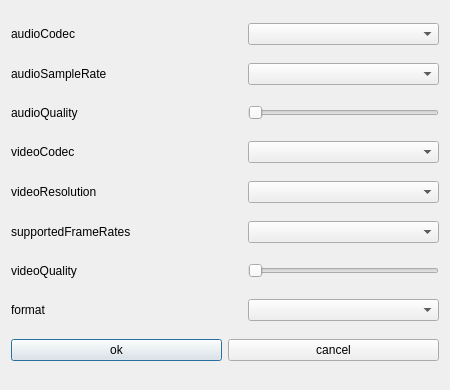
First picture: the form in openqtcamera/settingdialog.ui, repository GwenCCC/uvc-camera-qt, before the edit.
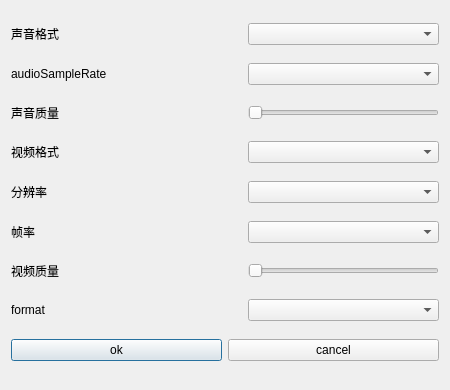
Second picture: the form after the edit.

Commit message: 删除文件保存页面，设置默认保存路径为桌面；照片默认为capture.png,视频为video.mov

```diff
--- a/openqtcamera/settingdialog.ui
+++ b/openqtcamera/settingdialog.ui
@@ -19,7 +19,7 @@
      <item>
       <widget class="QLabel" name="label">
        <property name="text">
-        <string>audioCodec</string>
+        <string>声音格式</string>
        </property>
       </widget>
      </item>
@@ -87,7 +87,7 @@
      <item>
       <widget class="QLabel" name="label_6">
        <property name="text">
-        <string>audioQuality</string>
+        <string>声音质量</string>
        </property>
       </widget>
      </item>
@@ -124,7 +124,7 @@
      <item>
       <widget class="QLabel" name="label_2">
        <property name="text">
-        <string>videoCodec</string>
+        <string>视频格式</string>
        </property>
       </widget>
      </item>
@@ -158,7 +158,7 @@
      <item>
       <widget class="QLabel" name="label_5">
        <property name="text">
-        <string>videoResolution</string>
+        <string>分辨率</string>
        </property>
       </widget>
      </item>
@@ -192,7 +192,7 @@
      <item>
       <widget class="QLabel" name="label_3">
        <property name="text">
-        <string>supportedFrameRates</string>
+        <string>帧率</string>
        </property>
       </widget>
      </item>
@@ -226,7 +226,7 @@
      <item>
       <widget class="QLabel" name="label_7">
        <property name="text">
-        <string>videoQuality</string>
+        <string>视频质量</string>
        </property>
       </widget>
      </item>
```
The commit also changes 5 other files.
